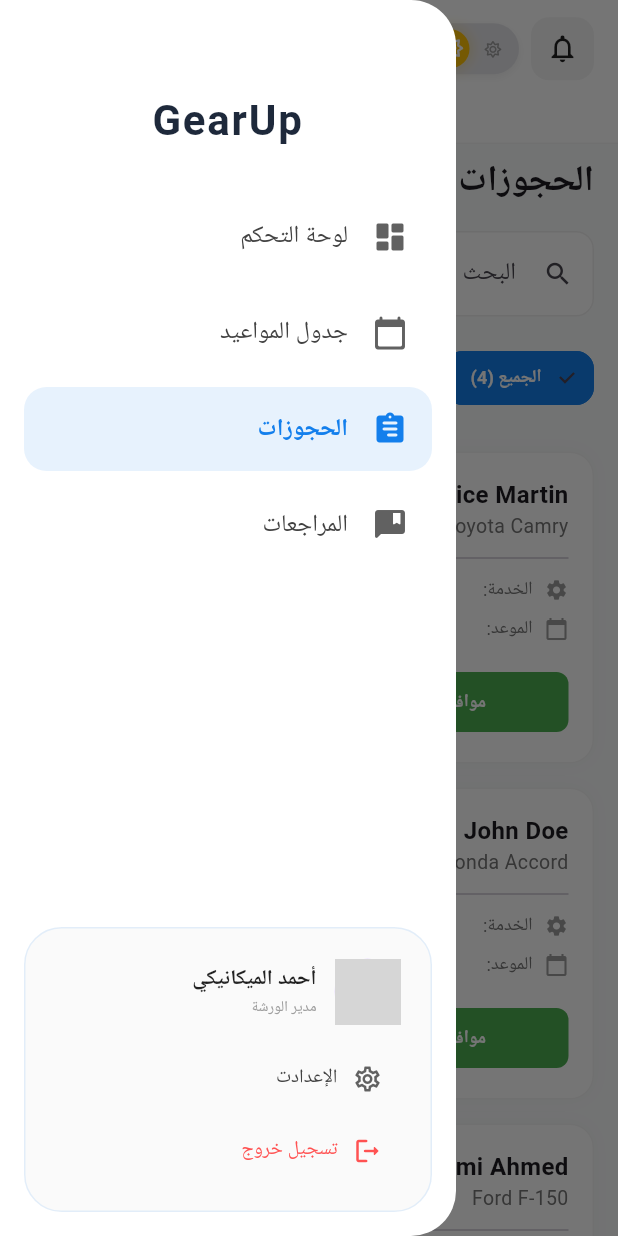
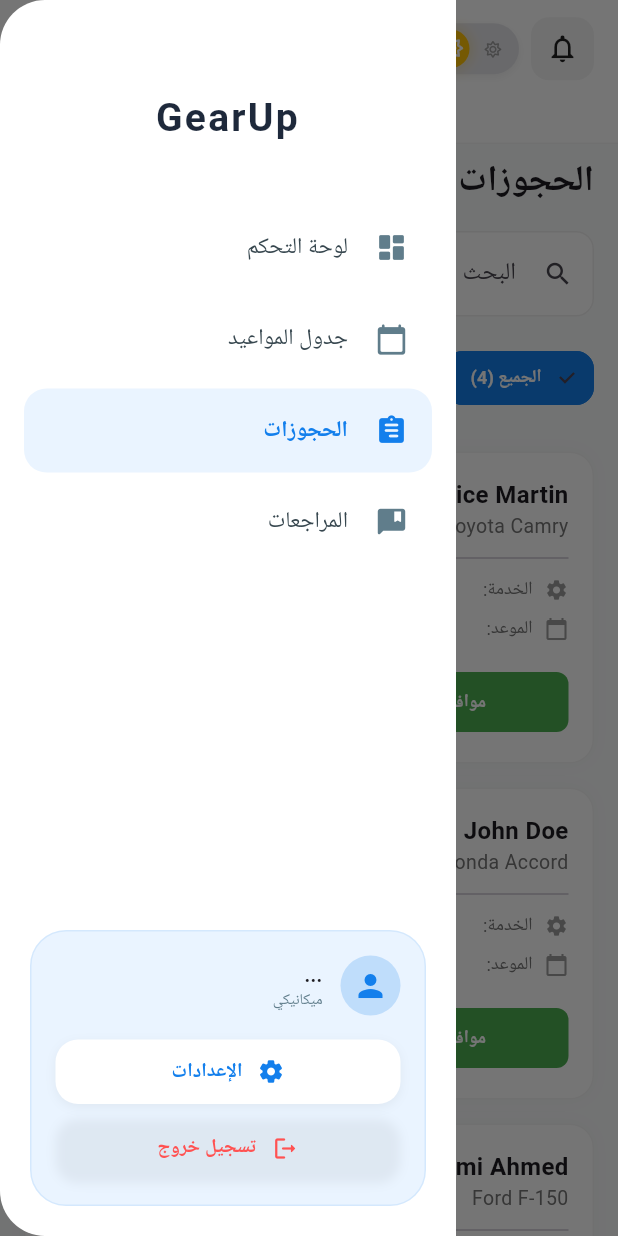
Before and after one commit to 3moor-dot/Gear_Up_App, a Flutter app: the BookingPage screen opened by its route, with the side drawer open, on a phone screen of 412 x 824 dp. Run offline on Flutter 3.47's test engine with Material 3 defaults, Android fonts, the phone set to English and light mode, and no system bars; our stand-ins replace font_awesome_flutter, image_picker, shared_preferences; accounts and stored records are empty; network calls fail; Roboto replaces fonts that are missing (Cairo); grey boxes are pictures that could not be loaded.

Commit message:
Link Mechanic SideBar

```diff
--- a/analysis_options.yaml
+++ b/analysis_options.yaml
@@ -12,6 +12,7 @@
     unnecessary_underscores: ignore
     deprecated_member_use: ignore
     file_names: ignore
+    unused_field: ignore
 include: package:flutter_lints/flutter.yaml
 
 linter:
--- a/lib/components/Mechanic/mechanic_sidebar.dart
+++ b/lib/components/Mechanic/mechanic_sidebar.dart
@@ -1,126 +1,162 @@
+import 'dart:convert';
 import 'package:flutter/material.dart';
+import 'package:http/http.dart' as http;
+import 'package:shared_preferences/shared_preferences.dart';
 
-class MachineDrawer extends StatelessWidget {
+class MachineDrawer extends StatefulWidget {
   final String currentRoute;
 
   const MachineDrawer({super.key, required this.currentRoute});
+
+  @override
+  State<MachineDrawer> createState() => _MachineDrawerState();
+}
+
+class _MachineDrawerState extends State<MachineDrawer> {
+  String _userName = "...";
+  String? _photoUrl;
+  bool _isLoading = true;
+
+  @override
+  void initState() {
+    super.initState();
+    _fetchProfile();
+  }
+
+  // ======= جلب بيانات المستخدم (Fetch Profile) =======
+  Future<void> _fetchProfile() async {
+    try {
+      final prefs = await SharedPreferences.getInstance();
+      final token = prefs.getString("userToken");
+
+      if (token == null) return;
+
+      final response = await http.get(
+        Uri.parse("http://gearupapp.runasp.net/api/users/profile"),
+        headers: {"Authorization": "Bearer $token"},
+      );
+
+      if (response.statusCode == 200) {
+        final data = jsonDecode(response.body);
+        setState(() {
+          _userName = "${data['firstName'] ?? ""} ${data['lastName'] ?? ""}".trim();
+          _photoUrl = data['profilePhotoUrl'];
+          _isLoading = false;
+        });
+      }
+    } catch (e) {
+      debugPrint("Error fetching drawer profile: $e");
+    }
+  }
+
+  // ======= تسجيل الخروج (Logout) =======
+  Future<void> _handleLogout(BuildContext context) async {
+    final prefs = await SharedPreferences.getInstance();
+    await prefs.clear(); // مسح التوكن وكل البيانات المخزنة
+
+    if (context.mounted) {
+      Navigator.pushNamedAndRemoveUntil(context, '/', (route) => false);
+    }
+  }
 
   @override
   Widget build(BuildContext context) {
     final isDark = Theme.of(context).brightness == Brightness.dark;
     final primaryColor = const Color(0xFF137FEC);
 
-    final List<Map<String, dynamic>> menuItems = [
-      {'name': 'لوحة التحكم', 'icon': Icons.dashboard_rounded, 'path': '/mechanic/dashboard'},
-      {'name': 'جدول المواعيد', 'icon': Icons.calendar_today_rounded, 'path': '/mechanic/schedule'},
-      {'name': 'الحجوزات', 'icon': Icons.assignment_rounded, 'path': '/mechanic/booking'},
-      {'name': 'المراجعات', 'icon': Icons.comment_bank_rounded, 'path': '/mechanic/reviewing'},
-    ];
-
     return Drawer(
       backgroundColor: isDark ? const Color(0xFF0F1323) : Colors.white,
       shape: const RoundedRectangleBorder(
         borderRadius: BorderRadius.only(
-          topRight: Radius.circular(30),
-          bottomRight: Radius.circular(30),
+          topLeft: Radius.circular(30), // ليتناسب مع RTL
+          bottomLeft: Radius.circular(30),
         ),
       ),
       child: Column(
         children: [
           // Logo Section
           Padding(
-            padding: const EdgeInsets.only(top: 60, bottom: 30),
+            padding: const EdgeInsets.only(top: 60, bottom: 40),
             child: Text(
               "GearUp",
               style: TextStyle(
-                fontSize: 28,
+                fontSize: 26,
                 fontWeight: FontWeight.bold,
                 color: isDark ? Colors.white : const Color(0xFF1E293B),
-                letterSpacing: 1.2,
+                letterSpacing: 1.5,
               ),
             ),
           ),
 
-          // Navigation Links
+          // Navigation Items (Same as React Sidebar Items)
           Expanded(
-            child: ListView.builder(
+            child: ListView(
               padding: const EdgeInsets.symmetric(horizontal: 16),
-              itemCount: menuItems.length,
-              itemBuilder: (context, index) {
-                final item = menuItems[index];
-                final bool isActive = currentRoute == item['path'];
-
-                return _buildMenuItem(
-                  context,
-                  name: item['name'],
-                  icon: item['icon'],
-                  isActive: isActive,
-                  primaryColor: primaryColor,
-                  isDark: isDark,
-                  onTap: () {
-                    if (MediaQuery.of(context).size.width <= 1024) Navigator.pop(context);
-                    if (!isActive) Navigator.pushNamed(context, item['path']);
-                  },
-                );
-              },
+              children: [
+                _buildMenuItem(context, "لوحة التحكم", Icons.dashboard_rounded, '/mechanic/dashboard', primaryColor, isDark),
+                _buildMenuItem(context, "جدول المواعيد", Icons.calendar_today_rounded, '/mechanic/schedule', primaryColor, isDark),
+                _buildMenuItem(context, "الحجوزات", Icons.assignment_rounded, '/mechanic/booking', primaryColor, isDark),
+                _buildMenuItem(context, "المراجعات", Icons.comment_bank_rounded, '/mechanic/reviewing', primaryColor, isDark),
+              ],
             ),
           ),
 
-          // Mechanic Profile Section (Bottom)
-          _buildProfileSection(context, isDark, primaryColor),
+          // User Profile Card (Bottom Section)
+          _buildUserCard(context, isDark, primaryColor),
         ],
       ),
     );
   }
 
-  Widget _buildMenuItem(BuildContext context, {
-    required String name,
-    required IconData icon,
-    required bool isActive,
-    required Color primaryColor,
-    required bool isDark,
-    required VoidCallback onTap,
-  }) {
+  Widget _buildMenuItem(BuildContext context, String label, IconData icon, String path, Color primary, bool isDark) {
+    final bool isActive = widget.currentRoute == path;
+
     return Container(
-      margin: const EdgeInsets.only(bottom: 8),
+      margin: const EdgeInsets.only(bottom: 5),
       child: ListTile(
-        onTap: onTap,
+        onTap: () {
+          Navigator.pop(context); // Close drawer
+          if (!isActive) Navigator.pushNamed(context, path);
+        },
+        shape: RoundedRectangleBorder(borderRadius: BorderRadius.circular(15)),
         selected: isActive,
-        shape: RoundedRectangleBorder(borderRadius: BorderRadius.circular(15)),
-        selectedTileColor: isDark ? primaryColor.withOpacity(0.15) : primaryColor.withOpacity(0.1),
+        selectedTileColor: isDark ? primary.withOpacity(0.1) : const Color(0xFFEAF4FF),
         leading: Icon(
           icon,
-          color: isActive ? primaryColor : (isDark ? Colors.grey[400] : Colors.grey[700]),
-          size: 24,
+          color: isActive ? primary : (isDark ? Colors.white54 : Colors.blueGrey),
+          size: 22,
         ),
         title: Text(
-          name,
+          label,
           style: TextStyle(
-            fontSize: 16,
-            color: isActive ? primaryColor : (isDark ? Colors.grey[300] : Colors.grey[800]),
-            fontWeight: isActive ? FontWeight.bold : FontWeight.normal,
+            fontSize: 15,
+            fontWeight: isActive ? FontWeight.bold : FontWeight.w500,
+            color: isActive ? primary : (isDark ? Colors.white70 : Colors.blueGrey[800]),
           ),
         ),
       ),
     );
   }
 
-  Widget _buildProfileSection(BuildContext context, bool isDark, Color primaryColor) {
+  Widget _buildUserCard(BuildContext context, bool isDark, Color primary) {
     return Container(
-      padding: const EdgeInsets.all(20),
-      margin: const EdgeInsets.all(16),
+      margin: const EdgeInsets.all(20),
+      padding: const EdgeInsets.all(16),
       decoration: BoxDecoration(
-        color: isDark ? primaryColor.withOpacity(0.05) : Colors.grey[50],
-        borderRadius: BorderRadius.circular(25),
-        border: Border.all(color: primaryColor.withOpacity(0.1)),
+        color: isDark ? primary.withOpacity(0.1) : const Color(0xFFEAF4FF),
+        borderRadius: BorderRadius.circular(24),
+        border: Border.all(color: primary.withOpacity(0.1)),
       ),
       child: Column(
+        mainAxisSize: MainAxisSize.min,
         children: [
           Row(
             children: [
-              const CircleAvatar(
-                radius: 22,
-                backgroundImage: AssetImage('assets/mechanic-avatar.png'),
+              CircleAvatar(
+                radius: 20,
+                backgroundColor: primary.withOpacity(0.2),
+                backgroundImage: _photoUrl != null ? NetworkImage(_photoUrl!) : null,
+                child: _photoUrl == null ? Icon(Icons.person, color: primary) : null,
               ),
               const SizedBox(width: 12),
               Expanded(
@@ -128,86 +164,107 @@
                   crossAxisAlignment: CrossAxisAlignment.start,
                   children: [
                     Text(
-                      "أحمد الميكانيكي",
-                      style: TextStyle(fontWeight: FontWeight.bold, fontSize: 14, color: isDark ? Colors.white : Colors.black87),
+                      _userName,
+                      style: const TextStyle(fontWeight: FontWeight.bold, fontSize: 13),
+                      maxLines: 1,
                       overflow: TextOverflow.ellipsis,
                     ),
-                    const Text("مدير الورشة", style: TextStyle(fontSize: 10, color: Colors.grey)),
+                    Text(
+                      "ميكانيكي",
+                      style: TextStyle(fontSize: 10, color: isDark ? Colors.white54 : Colors.blueGrey),
+                    ),
                   ],
                 ),
               ),
             ],
           ),
           const SizedBox(height: 16),
+          // Settings Button
           _buildActionBtn(
-            context,
-            icon: Icons.settings_outlined,
-            label: "الإعدادت",
-            path: '/mechanics/machineprofile',
-            isDark: isDark,
-            primaryColor: primaryColor,
+            label: "الإعدادات",
+            icon: Icons.settings_rounded,
+            color: isDark ? Colors.white10 : Colors.white,
+            textColor: isDark ? Colors.white : primary,
             onTap: () {
-              if (MediaQuery.of(context).size.width <= 1024) Navigator.pop(context);
-              if (currentRoute != '/mechanics/machineprofile') {
+              Navigator.pop(context);
               Navigator.pushNamed(context, '/mechanics/machineprofile');
-              }
             },
           ),
           const SizedBox(height: 8),
+          // Logout Button
           _buildActionBtn(
-            context,
+            label: "تسجيل خروج",
             icon: Icons.logout_rounded,
-            label: "تسجيل خروج",
-            path: '',
-            isDark: isDark,
-            primaryColor: primaryColor,
-            isLogout: true,
-            onTap: () {},
+            color: Colors.transparent,
+            textColor: Colors.redAccent,
+            onTap: () => _handleLogout(context),
           ),
         ],
       ),
     );
   }
 
-  Widget _buildActionBtn(BuildContext context, {
+  Widget _buildActionBtn({
+    required String label,
     required IconData icon,
-    required String label,
-    required String path,
-    required bool isDark,
-    required Color primaryColor,
+    required Color color,
+    required Color textColor,
     required VoidCallback onTap,
-    bool isLogout = false,
   }) {
-    final bool isActive = currentRoute == path;
-    return InkWell(
+    // نستخدم ValueNotifier للتحكم في حالة اللمس محلياً لكل زر
+    ValueNotifier<bool> isPressed = ValueNotifier(false);
+
+    return ValueListenableBuilder(
+      valueListenable: isPressed,
+      builder: (context, pressed, child) {
+        return GestureDetector(
+          onTapDown: (_) => isPressed.value = true,
+          onTapUp: (_) => isPressed.value = false,
+          onTapCancel: () => isPressed.value = false,
           onTap: onTap,
-      borderRadius: BorderRadius.circular(12),
           child: AnimatedContainer(
-        duration: const Duration(milliseconds: 200),
-        padding: const EdgeInsets.symmetric(vertical: 10, horizontal: 12),
+            duration: const Duration(milliseconds: 150),
+            curve: Curves.easeInOut,
+            width: double.infinity,
+            padding: const EdgeInsets.symmetric(vertical: 12),
             decoration: BoxDecoration(
-          color: isActive ? (isDark ? primaryColor.withOpacity(0.15) : primaryColor.withOpacity(0.1)) : Colors.transparent,
-          borderRadius: BorderRadius.circular(12),
+              // تغيير اللون والظل عند الضغط (تأثير الـ Hover في الموبايل)
+              color: pressed ? textColor.withOpacity(0.2) : color,
+              borderRadius: BorderRadius.circular(15),
+              boxShadow: pressed
+                ? []
+                : [
+                    BoxShadow(
+                      color: Colors.black.withOpacity(0.05),
+                      blurRadius: 5,
+                      offset: const Offset(0, 2),
+                    )
+                  ],
             ),
             child: Row(
+              mainAxisAlignment: MainAxisAlignment.center,
               children: [
-            Icon(icon, size: 20, color: isActive ? primaryColor : (isLogout ? Colors.redAccent : (isDark ? Colors.grey[400] : Colors.grey[700]))),
+                // أيقونة تتحرك قليلاً عند الضغط
+                AnimatedScale(
+                  scale: pressed ? 1.2 : 1.0,
+                  duration: const Duration(milliseconds: 150),
+                  child: Icon(icon, size: 18, color: textColor),
+                ),
                 const SizedBox(width: 10),
                 Text(
                   label,
                   style: TextStyle(
+                    color: textColor,
                     fontSize: 13,
-                fontWeight: isActive ? FontWeight.bold : FontWeight.w500,
-                color: isActive ? primaryColor : (isLogout ? Colors.redAccent : (isDark ? Colors.grey[300] : Colors.grey[800])),
+                    fontWeight: FontWeight.bold,
+                    letterSpacing: 0.5,
                   ),
                 ),
-            if (isActive) ...[
-              const Spacer(),
-              Container(width: 5, height: 5, decoration: const BoxDecoration(color: Color(0xFF137FEC), shape: BoxShape.circle)),
-            ],
               ],
             ),
           ),
         );
+      },
+    );
   }
 }
--- a/lib/pages/Mechanic/Reviewing/reviewing.dart
+++ b/lib/pages/Mechanic/Reviewing/reviewing.dart
@@ -87,7 +87,7 @@
 
     return Scaffold(
       backgroundColor: isDark ? const Color(0xFF0B1220) : const Color(0xFFF9FAFB),
-      endDrawer: const MachineDrawer(currentRoute: '/mechanic/reviews'),
+      endDrawer: const MachineDrawer(currentRoute: '/mechanic/reviewing'),
       body: SafeArea(
         child: Directionality(
           textDirection: TextDirection.rtl,
```
Also changed, not shown: 10 other files. Lines whose indentation alone changed are shown as unchanged.
